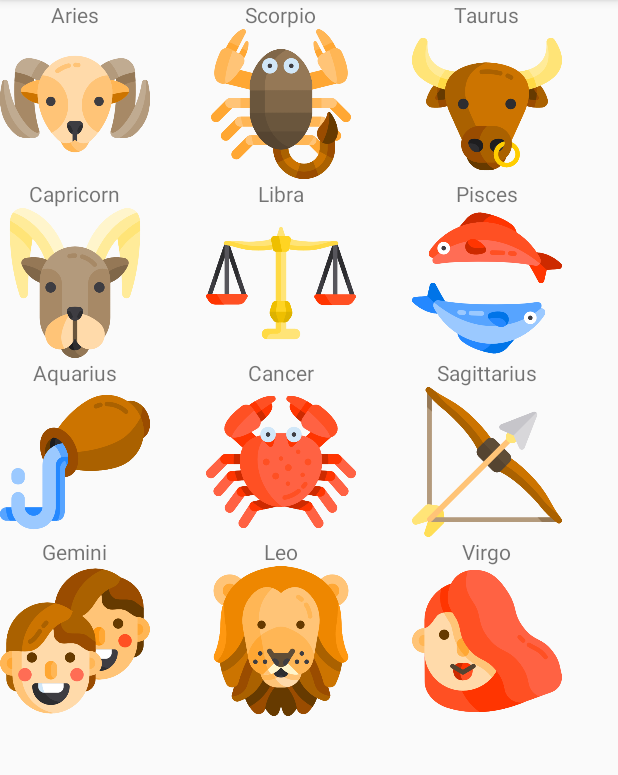
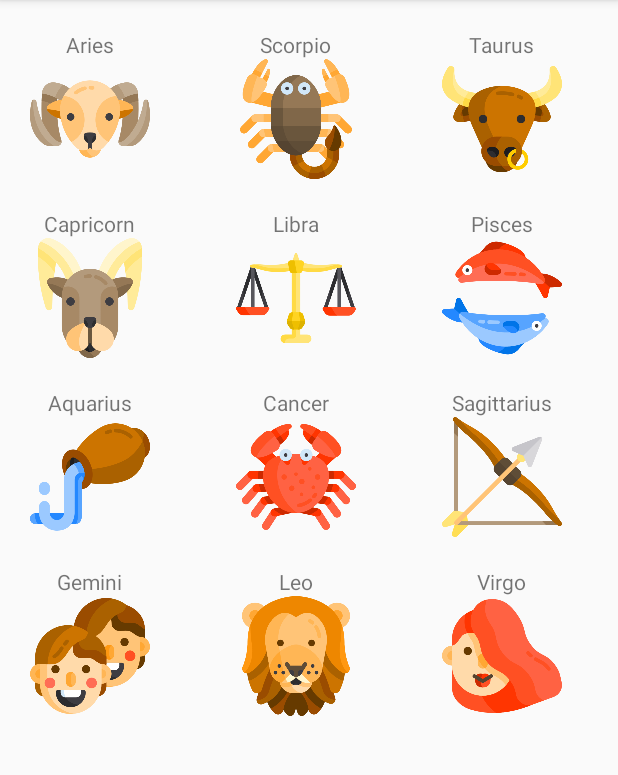
Before and after one commit to banancheg007/Homework4, an Android app: the fragment SignOfZodiacFragment shown on its own in the app's theme, on a phone screen of 412 x 824 dp, the part 84-859 px from its top. Run offline under Robolectric (Android 15) with nearby library versions, the phone set to English and light mode, and no system bars.

Commit message:
Add decorator for zodiac tab

```diff
--- a/app/src/main/java/mylittlechat/banancheg/com/homework4/DayFragment.kt
+++ b/app/src/main/java/mylittlechat/banancheg/com/homework4/DayFragment.kt
@@ -24,5 +24,6 @@ class DayFragment : Fragment() {
 
         recyclerView.layoutManager = LinearLayoutManager(context)
         recyclerView.adapter = RecyclerViewItemAdapter(daysList)
+
     }
 }
--- a/app/src/main/java/mylittlechat/banancheg/com/homework4/MonthFragment.kt
+++ b/app/src/main/java/mylittlechat/banancheg/com/homework4/MonthFragment.kt
@@ -24,5 +24,6 @@ class MonthFragment : Fragment() {
 
         recyclerView.layoutManager = LinearLayoutManager(context)
         recyclerView.adapter = RecyclerViewItemAdapter(monthList)
+
     }
 }
--- /dev/null
+++ b/app/src/main/java/mylittlechat/banancheg/com/homework4/MySignOfZodiacItemDecorator.kt
@@ -0,0 +1,20 @@
+package mylittlechat.banancheg.com.homework4
+
+import android.content.Context
+import android.graphics.Rect
+import android.support.v7.widget.RecyclerView
+import android.view.View
+
+class MySignOfZodiacItemDecorator(val context: Context): RecyclerView.ItemDecoration() {
+    companion object {
+        private const val LEFT_MARGIN = 30
+        private const val TOP_MARGIN = 30
+    }
+    override fun getItemOffsets(outRect: Rect, view: View, parent: RecyclerView, state: RecyclerView.State) {
+        with(outRect) {
+            left = LEFT_MARGIN
+            top = TOP_MARGIN
+
+        }
+    }
+}
--- a/app/src/main/java/mylittlechat/banancheg/com/homework4/SignOfZodiacFragment.kt
+++ b/app/src/main/java/mylittlechat/banancheg/com/homework4/SignOfZodiacFragment.kt
@@ -10,18 +10,19 @@ import kotlinx.android.synthetic.main.fragment_main.view.*
 
 class SignOfZodiacFragment : Fragment() {
 
-    override fun onCreateView(
-        inflater: LayoutInflater,
-        container: ViewGroup?,
-        savedInstanceState: Bundle?
-    ): View = inflater.inflate(R.layout.fragment_main, container, false)
-
-    override fun onViewCreated(view: View, savedInstanceState: Bundle?) {
-        super.onViewCreated(view, savedInstanceState)
+    override fun onCreateView(inflater: LayoutInflater, container: ViewGroup?, savedInstanceState: Bundle?): View? {
+        val view = inflater.inflate(R.layout.fragment_main, container, false)
 
         val recyclerView = view.recycler_view
 
-        recyclerView.layoutManager = GridLayoutManager(context,3)
-        recyclerView.adapter = RecyclerViewItemAdapter(zodiacSignsList)
+        val numberOfColumns = 3
+        val layoutManager = GridLayoutManager(context, numberOfColumns)
+        val adapter = RecyclerViewItemAdapter(zodiacSignsList)
+
+        recyclerView.layoutManager = layoutManager
+        recyclerView.adapter = adapter
+        recyclerView.addItemDecoration(MySignOfZodiacItemDecorator(context!!))
+
+        return view
     }
 }
--- a/app/src/main/res/layout/fragment_main.xml
+++ b/app/src/main/res/layout/fragment_main.xml
@@ -1,14 +1,8 @@
 <?xml version="1.0" encoding="utf-8"?>
-<RelativeLayout
-        xmlns:android="http://schemas.android.com/apk/res/android"
-        android:id="@+id/RelativeLayout1"
-        android:layout_width="match_parent"
-        android:layout_height="match_parent"
-        android:orientation="vertical">
-
-    <android.support.v7.widget.RecyclerView
+<android.support.v7.widget.RecyclerView
+            xmlns:android="http://schemas.android.com/apk/res/android"
             android:layout_width="match_parent"
             android:layout_height="match_parent"
-            android:id="@+id/recycler_view">
-    </android.support.v7.widget.RecyclerView>
-</RelativeLayout>
+            android:id="@+id/recycler_view"
+            android:gravity="center">
+</android.support.v7.widget.RecyclerView>
--- a/app/src/main/res/layout/sign_of_zodiac_item.xml
+++ b/app/src/main/res/layout/sign_of_zodiac_item.xml
@@ -3,7 +3,8 @@
               xmlns:tools="http://schemas.android.com/tools"
               android:orientation="vertical"
               android:layout_width="wrap_content"
-              android:layout_height="wrap_content">
+              android:layout_height="wrap_content"
+              android:gravity="center">
     <TextView
             android:id="@+id/zodiac_item_text"
             android:layout_width="wrap_content"
@@ -12,7 +13,7 @@
             android:layout_gravity="center_horizontal"/>
     <ImageView
             android:id="@+id/zodiac_item_image"
-            android:layout_width="100dp"
-            android:layout_height="100dp"/>
+            android:layout_width="80dp"
+            android:layout_height="80dp"/>
 
 </LinearLayout>
```
